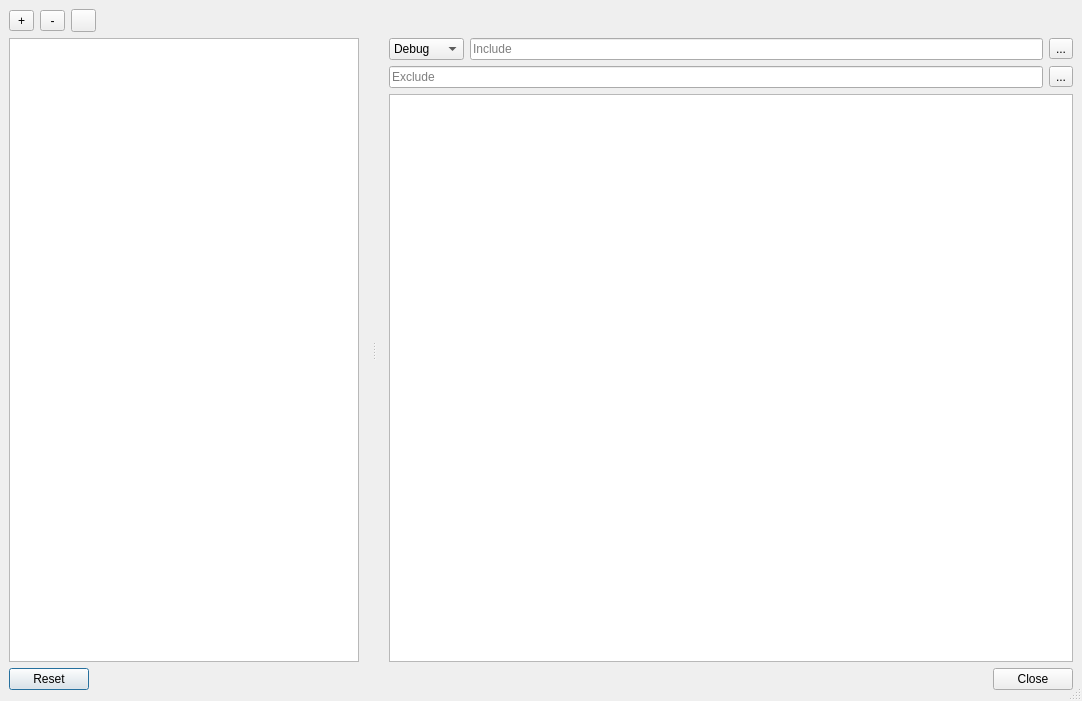
Above: src/gpilot/ui/forms/frmlog.ui from etet100/AstroCore-GCode-Sender before the change. Below: the same form after it.
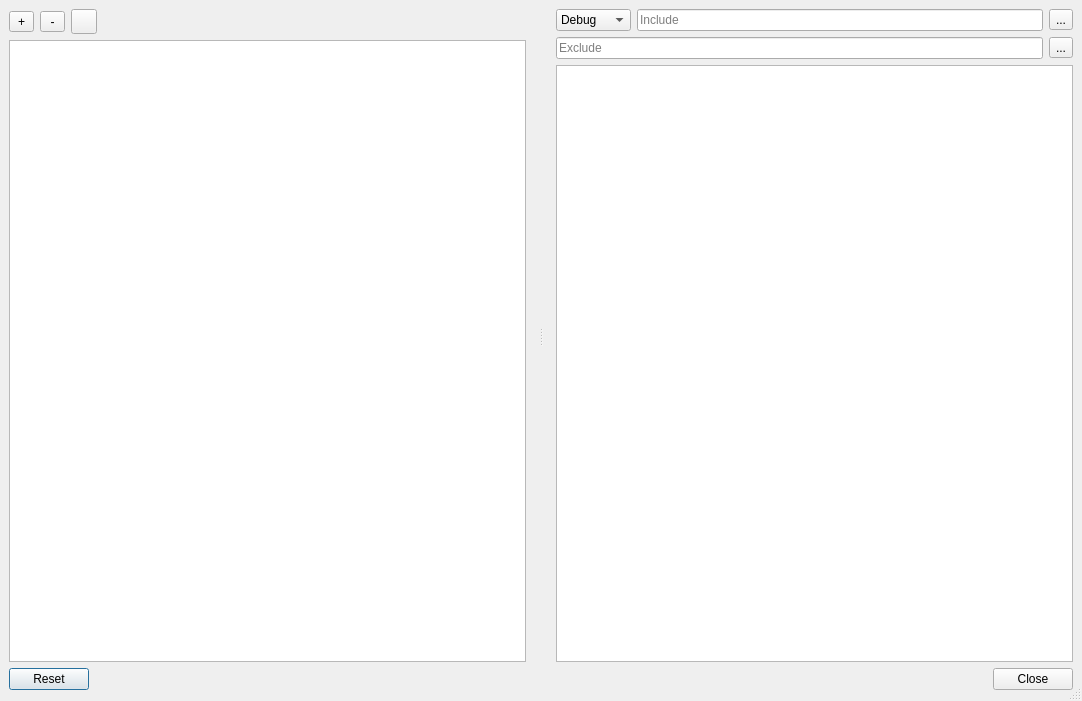
That is the form after the change. Icons and pictures are not drawn.

```diff
--- a/src/gpilot/ui/forms/frmlog.ui
+++ b/src/gpilot/ui/forms/frmlog.ui
@@ -25,6 +25,37 @@
    </property>
    <property name="rightMargin">
     <number>9</number>
+   </property>
+   <item>
+    <widget class="QSplitter" name="splitter">
+     <property name="minimumSize">
+      <size>
+       <width>0</width>
+       <height>50</height>
+      </size>
+     </property>
+     <property name="orientation">
+      <enum>Qt::Orientation::Horizontal</enum>
+     </property>
+     <property name="opaqueResize">
+      <bool>true</bool>
+     </property>
+     <property name="handleWidth">
+      <number>30</number>
+     </property>
+     <widget class="QWidget" name="widget_5" native="true">
+      <layout class="QVBoxLayout" name="verticalLayout_2" stretch="0,1">
+       <property name="leftMargin">
+        <number>0</number>
+       </property>
+       <property name="topMargin">
+        <number>0</number>
+       </property>
+       <property name="rightMargin">
+        <number>0</number>
+       </property>
+       <property name="bottomMargin">
+        <number>0</number>
    </property>
    <item>
     <widget class="QWidget" name="widget" native="true">
@@ -68,6 +99,12 @@
          <iconset resource="../resources/images.qrc">
           <normaloff>:/images/logs/check_square.svg</normaloff>:/images/logs/check_square.svg</iconset>
         </property>
+            <property name="iconSize">
+             <size>
+              <width>18</width>
+              <height>18</height>
+             </size>
+            </property>
        </widget>
       </item>
       <item>
@@ -85,6 +122,12 @@
          <iconset resource="../resources/images.qrc">
           <normaloff>:/images/logs/square.svg</normaloff>:/images/logs/square.svg</iconset>
         </property>
+            <property name="iconSize">
+             <size>
+              <width>18</width>
+              <height>18</height>
+             </size>
+            </property>
        </widget>
       </item>
       <item>
@@ -102,6 +145,12 @@
          <iconset resource="../resources/images.qrc">
           <normaloff>:/images/logs/refresh_cw.svg</normaloff>:/images/logs/refresh_cw.svg</iconset>
         </property>
+            <property name="iconSize">
+             <size>
+              <width>18</width>
+              <height>18</height>
+             </size>
+            </property>
         <property name="toolButtonStyle">
          <enum>Qt::ToolButtonStyle::ToolButtonIconOnly</enum>
         </property>
@@ -124,29 +173,16 @@
     </widget>
    </item>
    <item>
-    <widget class="QSplitter" name="splitter">
-     <property name="minimumSize">
-      <size>
-       <width>0</width>
-       <height>50</height>
-      </size>
-     </property>
-     <property name="orientation">
-      <enum>Qt::Orientation::Horizontal</enum>
-     </property>
-     <property name="opaqueResize">
-      <bool>true</bool>
-     </property>
-     <property name="handleWidth">
-      <number>30</number>
-     </property>
      <widget class="QTreeView" name="treeCategories">
       <property name="maximumSize">
        <size>
-        <width>350</width>
+           <width>16777215</width>
         <height>16777215</height>
        </size>
       </property>
+        </widget>
+       </item>
+      </layout>
      </widget>
      <widget class="QWidget" name="widget_2" native="true">
       <property name="minimumSize">
@@ -231,6 +267,12 @@
              <iconset resource="../resources/images.qrc">
               <normaloff>:/images/logs/x.svg</normaloff>:/images/logs/x.svg</iconset>
             </property>
+            <property name="iconSize">
+             <size>
+              <width>18</width>
+              <height>18</height>
+             </size>
+            </property>
            </widget>
           </item>
          </layout>
@@ -270,6 +312,12 @@
              <iconset resource="../resources/images.qrc">
               <normaloff>:/images/logs/x.svg</normaloff>:/images/logs/x.svg</iconset>
             </property>
+            <property name="iconSize">
+             <size>
+              <width>18</width>
+              <height>18</height>
+             </size>
+            </property>
            </widget>
           </item>
          </layout>
```
Left out of the diff: 2 changed lines with no effect on the pictures. Lines whose indentation alone changed are shown as unchanged.
